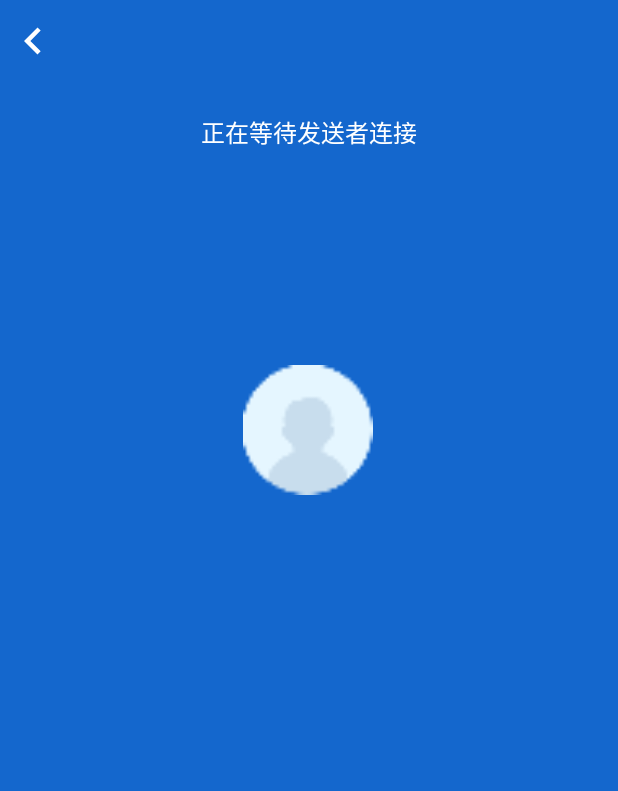
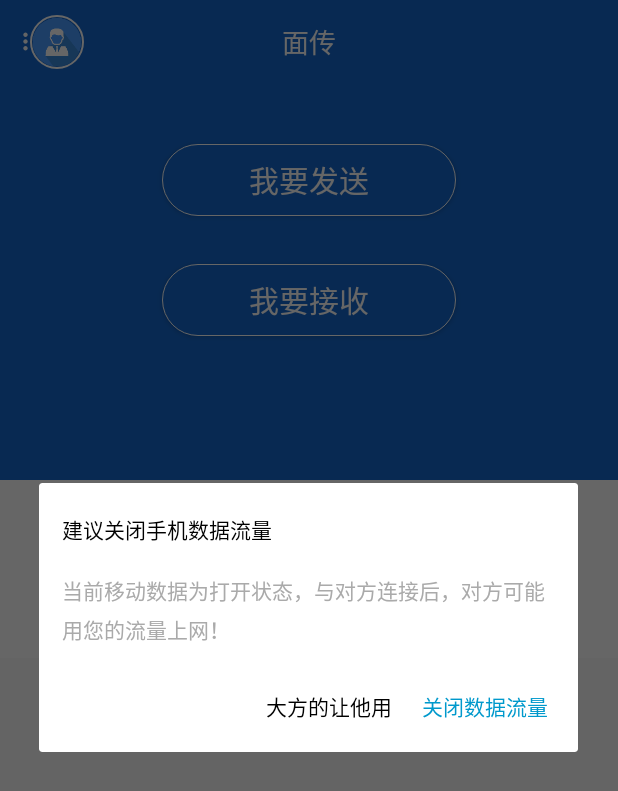
Before and after one commit to hobart1987hu/faceTrans, an Android app: the screen it shows after launch (ScanSenderActivity before the commit, HomeActivity after it), after a tap on "我要接收", on a phone screen of 412 x 824 dp. Shown: the top 791 px of the screen. Run offline under Robolectric (Android 15) with nearby library versions, the phone set to English and light mode, and no system bars; our stand-ins replace ButterKnife, CircleImageView; libraries missing offline, so code that uses them is left out: com.tbruyelle.rxpermissions, rx.functions; 1 statement that could not run was skipped.

Commit message:
优化代码

```diff
--- a/FaceTrans/app/src/main/java/org/hobart/facetrans/ui/activity/HomeActivity.java
+++ b/FaceTrans/app/src/main/java/org/hobart/facetrans/ui/activity/HomeActivity.java
@@ -24,9 +24,11 @@ import com.tbruyelle.rxpermissions.RxPermissions;
 import org.hobart.facetrans.GlobalConfig;
 import org.hobart.facetrans.R;
 import org.hobart.facetrans.ui.activity.base.BaseActivity;
+import org.hobart.facetrans.ui.dialog.CloseGPRSDialog;
 import org.hobart.facetrans.ui.widget.MyScrollView;
 import org.hobart.facetrans.util.AndroidUtils;
 import org.hobart.facetrans.util.IntentUtils;
+import org.hobart.facetrans.util.NetworkUtils;
 import org.hobart.facetrans.util.ToastUtils;
 
 import butterknife.Bind;
@@ -80,9 +82,6 @@ public class HomeActivity extends BaseActivity implements NavigationView.OnNavig
     @Bind(R.id.tv_storage_desc)
     TextView tv_storage_desc;
 
-    /**
-     * @param savedInstanceState
-     */
     @Override
     protected void onCreate(Bundle savedInstanceState) {
         super.onCreate(savedInstanceState);
@@ -167,6 +166,10 @@ public class HomeActivity extends BaseActivity implements NavigationView.OnNavig
         int id = item.getItemId();
         if (id == R.id.nav_web_transfer) {
             IntentUtils.intentToChooseFileActivity(this, true);
+        } else if (id == R.id.nav_settings) {
+            IntentUtils.intentToSettingsActivity(this);
+        } else if (id == R.id.nav_about) {
+            IntentUtils.intentToAboutActivity(this);
         }
         mDrawerLayout.closeDrawer(GravityCompat.START);
         return true;
@@ -178,12 +181,16 @@ public class HomeActivity extends BaseActivity implements NavigationView.OnNavig
         switch (view.getId()) {
             case R.id.btn_send:
             case R.id.btn_send_big: {
-                IntentUtils.intentToChooseFileActivity(this,false);
+                IntentUtils.intentToChooseFileActivity(this, false);
                 break;
             }
             case R.id.btn_receive:
             case R.id.btn_receive_big: {
-                IntentUtils.intentToScanSenderActivity(this);
+                if (NetworkUtils.isGPRSAvailable()) {
+                    showCloseGPRSDialog();
+                } else {
+                    IntentUtils.intentToScanSenderActivity(this);
+                }
                 break;
             }
             case R.id.iv_mini_avator: {
@@ -194,11 +201,32 @@ public class HomeActivity extends BaseActivity implements NavigationView.OnNavig
             }
             case R.id.rl_file:
             case R.id.rl_storage: {
-                // NavigatorUtils.toSystemFileChooser(getContext());
                 break;
             }
 
         }
+    }
+
+    private CloseGPRSDialog mCloseGPRSDialog;
+
+    private void showCloseGPRSDialog() {
+        if (null != mCloseGPRSDialog) mCloseGPRSDialog.hide();
+        if (null == mCloseGPRSDialog) {
+            mCloseGPRSDialog = new CloseGPRSDialog(HomeActivity.this) {
+                @Override
+                public void closeGPRS() {
+                    mCloseGPRSDialog.hide();
+                    IntentUtils.intentToSystemSettings(HomeActivity.this);
+                }
+
+                @Override
+                public void useGPRS() {
+                    mCloseGPRSDialog.hide();
+                    IntentUtils.intentToScanSenderActivity(HomeActivity.this);
+                }
+            };
+        }
+        mCloseGPRSDialog.show();
     }
 
     private int mContentHeight = 0;
@@ -236,4 +264,10 @@ public class HomeActivity extends BaseActivity implements NavigationView.OnNavig
             }
         }
     }
+
+    @Override
+    protected void onDestroy() {
+        super.onDestroy();
+        if (null != mCloseGPRSDialog) mCloseGPRSDialog.hide();
+    }
 }
--- /dev/null
+++ b/FaceTrans/app/src/main/java/org/hobart/facetrans/ui/dialog/CloseGPRSDialog.java
@@ -0,0 +1,54 @@
+package org.hobart.facetrans.ui.dialog;
+
+import android.app.AlertDialog;
+import android.content.Context;
+import android.view.View;
+
+import org.hobart.facetrans.R;
+
+/**
+ * 关闭数据流量dialog
+ * Created by huzeyin on 2017/12/15.
+ */
+
+public abstract class CloseGPRSDialog {
+
+    private AlertDialog mAlertDialog;
+    private Context mContext;
+
+    public CloseGPRSDialog(Context context) {
+        this.mContext = context;
+        View contentView = View.inflate(mContext, R.layout.view_close_gprs_dialog, null);
+        this.mAlertDialog = new AlertDialog.Builder(mContext)
+                .setView(contentView)
+                .create();
+        contentView.findViewById(R.id.tv_close_grps).setOnClickListener(new View.OnClickListener() {
+            @Override
+            public void onClick(View v) {
+                closeGPRS();
+            }
+        });
+        contentView.findViewById(R.id.tv_use_gprs).setOnClickListener(new View.OnClickListener() {
+            @Override
+            public void onClick(View v) {
+                useGPRS();
+            }
+        });
+    }
+
+    public void show() {
+        if (this.mAlertDialog != null) {
+            this.mAlertDialog.show();
+        }
+    }
+
+    public void hide() {
+        if (this.mAlertDialog != null) {
+            this.mAlertDialog.hide();
+        }
+    }
+
+    public abstract void closeGPRS();
+
+    public abstract void useGPRS();
+}
--- a/FaceTrans/app/src/main/java/org/hobart/facetrans/util/DateUtils.java
+++ b/FaceTrans/app/src/main/java/org/hobart/facetrans/util/DateUtils.java
@@ -1,6 +1,5 @@
 package org.hobart.facetrans.util;
 
-import java.text.ParseException;
 import java.text.SimpleDateFormat;
 import java.util.Date;
 
--- /dev/null
+++ b/FaceTrans/app/src/main/java/org/hobart/facetrans/util/NetworkUtils.java
@@ -0,0 +1,27 @@
+package org.hobart.facetrans.util;
+
+import android.content.Context;
+import android.net.ConnectivityManager;
+import android.net.NetworkInfo;
+
+import org.hobart.facetrans.FaceTransApplication;
+
+/**
+ * Created by huzeyin on 2017/12/15.
+ */
+
+public class NetworkUtils {
+
+    public static boolean isGPRSAvailable() {
+        Context context = FaceTransApplication.getFaceTransApplicationContext();
+
+        ConnectivityManager connectivityManager = ((ConnectivityManager) context.getSystemService(Context.CONNECTIVITY_SERVICE));
+
+        NetworkInfo networkInfo = connectivityManager.getNetworkInfo(ConnectivityManager.TYPE_MOBILE);
+
+        if (null != networkInfo && networkInfo.isAvailable()) {
+            return true;
+        }
+        return false;
+    }
+}
--- /dev/null
+++ b/FaceTrans/app/src/main/res/layout/view_close_gprs_dialog.xml
@@ -0,0 +1,58 @@
+<?xml version="1.0" encoding="utf-8"?>
+<LinearLayout xmlns:android="http://schemas.android.com/apk/res/android"
+    android:layout_width="match_parent"
+    android:layout_height="match_parent"
+    android:orientation="vertical">
+
+    <TextView
+        android:id="@+id/tv_title"
+        style="@style/style_common_text"
+        android:layout_width="wrap_content"
+        android:layout_height="wrap_content"
+        android:layout_centerVertical="true"
+        android:layout_marginLeft="15dp"
+        android:layout_marginTop="20dp"
+        android:text="建议关闭手机数据流量" />
+
+    <TextView
+        android:layout_width="match_parent"
+        android:layout_height="wrap_content"
+        android:layout_centerVertical="true"
+        android:layout_marginLeft="15dp"
+        android:layout_marginRight="20dp"
+        android:layout_marginTop="20dp"
+        android:lineSpacingExtra="5dp"
+        android:text="当前移动数据为打开状态，与对方连接后，对方可能用您的流量上网！"
+        android:textColor="@color/darker_gray"
+        android:textSize="14sp" />
+
+
+    <RelativeLayout
+        android:layout_marginBottom="20dp"
+        android:layout_width="match_parent"
+        android:layout_height="wrap_content"
+        android:layout_marginTop="30dp">
+
+        <TextView
+            android:id="@+id/tv_close_grps"
+            android:layout_width="wrap_content"
+            android:layout_height="wrap_content"
+            android:layout_alignParentRight="true"
+            android:layout_centerVertical="true"
+            android:layout_marginRight="20dp"
+            android:text="关闭数据流量"
+            android:textColor="@android:color/holo_blue_dark"
+            android:textSize="14sp" />
+
+        <TextView
+            android:id="@+id/tv_use_gprs"
+            android:layout_width="wrap_content"
+            android:layout_height="wrap_content"
+            android:layout_centerVertical="true"
+            android:layout_marginRight="20dp"
+            android:layout_toLeftOf="@id/tv_close_grps"
+            android:text="大方的让他用"
+            android:textColor="@color/black"
+            android:textSize="14sp" />
+    </RelativeLayout>
+</LinearLayout>
--- a/FaceTrans/app/src/main/res/menu/activity_home_drawer.xml
+++ b/FaceTrans/app/src/main/res/menu/activity_home_drawer.xml
@@ -2,31 +2,19 @@
 <menu xmlns:android="http://schemas.android.com/apk/res/android">
 
     <group>
-        <!--<item-->
-        <!--android:id="@+id/nav_computer"-->
-        <!--android:icon="@mipmap/icon_computer"-->
-        <!--android:title="@string/str_computer_transfer" />-->
-        <!--<item-->
-        <!--android:id="@+id/nav_web_transfer"-->
-        <!--android:icon="@mipmap/icon_web"-->
-        <!--android:title="@string/str_web_transfer" />-->
-        <!--<item-->
-        <!--android:id="@+id/nav_feedback"-->
-        <!--android:icon="@drawable/ic_mail_24dp"-->
-        <!--android:title="@string/str_feedback" />-->
-        <!--<item-->
-        <!--android:id="@+id/nav_update"-->
-        <!--android:icon="@drawable/ic_sync_24dp"-->
-        <!--android:title="@string/str_update_version" />-->
 
         <item
             android:id="@+id/nav_web_transfer"
             android:icon="@mipmap/icon_web"
             android:title="网页传" />
         <item
+            android:id="@+id/nav_settings"
+            android:icon="@mipmap/icon_settings"
+            android:title="设置" />
+        <item
             android:id="@+id/nav_about"
-            android:icon="@mipmap/ic_launcher"
-            android:title="关于作者" />
+            android:icon="@mipmap/icon_about"
+            android:title="关于" />
     </group>
 
 </menu>
```
Also changed, not shown: FaceTrans/app/src/main/AndroidManifest.xml (+11 -2 lines), FaceTrans/app/src/main/java/org/hobart/facetrans/ui/activity/AboutActivity.java (added, +33 -0 lines), FaceTrans/app/src/main/java/org/hobart/facetrans/ui/activity/SendFileActivity.java (+4 -4 lines), FaceTrans/app/src/main/java/org/hobart/facetrans/ui/activity/SettingsActivity.java (added, +54 -0 lines), FaceTrans/app/src/main/java/org/hobart/facetrans/ui/dialog/ShowFileSavePathDialog.java (added, +48 -0 lines), FaceTrans/app/src/main/java/org/hobart/facetrans/util/IntentUtils.java (+18 -0 lines), FaceTrans/app/src/main/res/layout/activity_about.xml (added, +89 -0 lines), FaceTrans/app/src/main/res/layout/activity_settings.xml (added, +84 -0 lines), FaceTrans/app/src/main/res/layout/view_show_save_path_dialog.xml (added, +61 -0 lines), FaceTrans/app/src/main/res/mipmap-xxhdpi/ic_check.png (added), FaceTrans/app/src/main/res/mipmap-xxhdpi/ic_launcher.png, FaceTrans/app/src/main/res/mipmap-xxhdpi/icon_about.png (added), FaceTrans/app/src/main/res/mipmap-xxhdpi/icon_settings.png (added), FaceTrans/app/src/main/res/mipmap-xxhdpi/icon_user_default.png.
